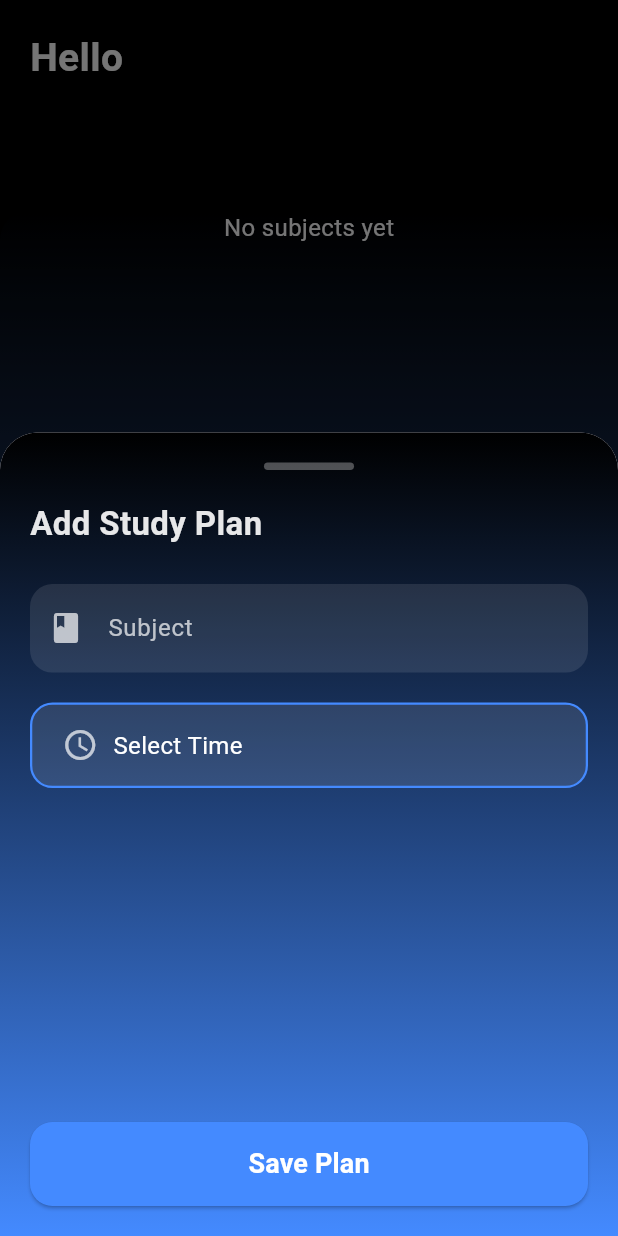
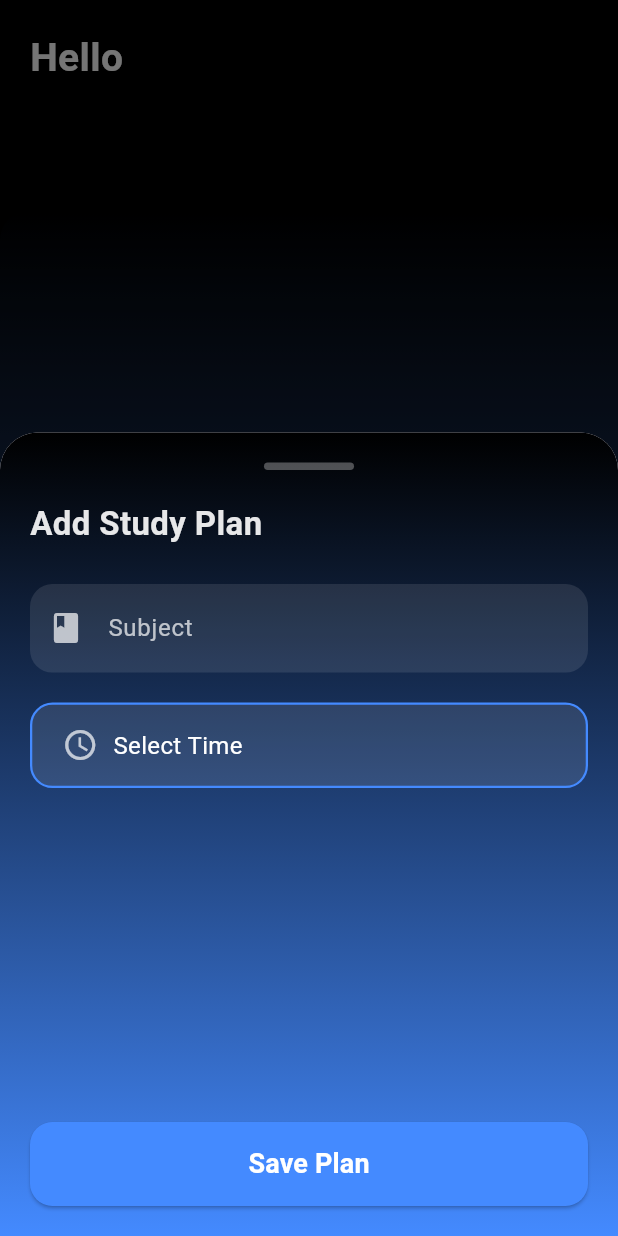
Before and after one commit to MridulSharma2552007/koru-, a Flutter app: the Home screen opened directly, after a tap on the "add" icon, on a phone screen of 412 x 824 dp. Run offline on Flutter 3.47's test engine with Material 3 defaults, Android fonts, the phone set to English and light mode, and no system bars; our stand-ins replace curved_navigation_bar, shared_preferences, sqflite; accounts and stored records are empty.

Commit message:
code fixed

```diff
--- a/lib/appscreens/home.dart
+++ b/lib/appscreens/home.dart
@@ -208,10 +208,7 @@ class _HomeState extends State<Home> {
                           borderRadius: BorderRadius.circular(15),
                         ),
                       ),
-                      onPressed: () async {
-                        // await DBHelper.insertSubject("Math", "2hours");
-                        // Navigator.pop(context); // Close modal
-                      },
+                      onPressed: () async {},
                       child: const Text(
                         "Save Plan",
                         style: TextStyle(
@@ -249,32 +246,14 @@ class homescreenconatiner extends StatelessWidget {
           topRight: Radius.circular(20),
         ),
       ),
-      child: Column(
-        children: [
-          FutureBuilder(
-            future: DBHelper.getsubjects(),
-            builder: (context, snapshot) {
-              if (!snapshot.hasData || snapshot.data!.isEmpty) {
-                return const Center(
-                  child: Text(
-                    "No subjects yet",
-                    style: TextStyle(color: Colors.white, fontSize: 16),
-                  ),
-                );
-              }
-              if (!snapshot.hasData || snapshot.data!.isEmpty) {
-                return const Center(
-                  child: Text(
-                    "No subjects yet",
-                    style: TextStyle(color: Colors.white, fontSize: 16),
-                  ),
-                );
-              }
-              final data = snapshot.data!;
-              return Container();
-            },
-          ),
-        ],
+      child: SizedBox(
+        height: double.infinity,
+        width: double.infinity,
+        child: Column(children: [
+
+
+          ],
+        ),
       ),
     );
   }
```
